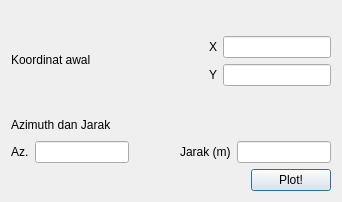
Above: sudut_jarak_dialog_base.ui from afifudinnudianto/plugin-sudut-jarak before the change. Below: the same form after it.
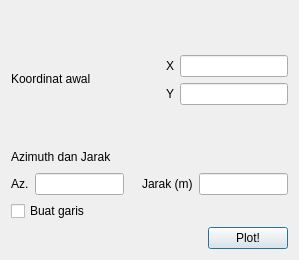
That is the form after the change. Custom widgets are drawn as their Qt base class.

Commit message: kodenya udah 80%

Patch:
```diff
--- a/sudut_jarak_dialog_base.ui
+++ b/sudut_jarak_dialog_base.ui
@@ -9,8 +9,8 @@
    <rect>
     <x>0</x>
     <y>0</y>
-    <width>342</width>
-    <height>202</height>
+    <width>299</width>
+    <height>260</height>
    </rect>
   </property>
   <property name="minimumSize">
@@ -33,8 +33,9 @@
   </property>
   <layout class="QGridLayout" name="gridLayout">
    <item row="0" column="0">
-    <layout class="QVBoxLayout" name="verticalLayout_3">
-     <item>
+    <widget class="QgsProjectionSelectionWidget" name="sistem_koordinat"/>
+   </item>
+   <item row="1" column="0">
       <layout class="QHBoxLayout" name="horizontalLayout_3">
        <item>
         <layout class="QVBoxLayout" name="verticalLayout">
@@ -80,7 +81,7 @@
          </property>
          <property name="sizeHint" stdset="0">
           <size>
-           <width>88</width>
+         <width>18</width>
            <height>20</height>
           </size>
          </property>
@@ -146,7 +147,7 @@
        </item>
       </layout>
      </item>
-     <item>
+   <item row="2" column="0">
       <layout class="QHBoxLayout" name="horizontalLayout_4">
        <item>
         <widget class="QLabel" name="label_4">
@@ -170,8 +171,8 @@
        </item>
       </layout>
      </item>
-     <item>
-      <layout class="QHBoxLayout" name="horizontalLayout_7">
+   <item row="3" column="0">
+    <layout class="QHBoxLayout" name="horizontalLayout_8">
        <item>
         <layout class="QHBoxLayout" name="horizontalLayout_5">
          <item>
@@ -193,7 +194,7 @@
          </property>
          <property name="sizeHint" stdset="0">
           <size>
-           <width>58</width>
+         <width>30</width>
            <height>13</height>
           </size>
          </property>
@@ -215,8 +216,15 @@
        </item>
       </layout>
      </item>
-     <item>
-      <layout class="QHBoxLayout" name="horizontalLayout_8">
+   <item row="4" column="0">
+    <widget class="QCheckBox" name="cek_garis">
+     <property name="text">
+      <string>Buat garis</string>
+     </property>
+    </widget>
+   </item>
+   <item row="5" column="0">
+    <layout class="QHBoxLayout" name="horizontalLayout_7">
        <item>
         <spacer name="horizontalSpacer_4">
          <property name="orientation">
@@ -224,7 +232,7 @@
          </property>
          <property name="sizeHint" stdset="0">
           <size>
-           <width>258</width>
+         <width>198</width>
            <height>20</height>
           </size>
          </property>
@@ -240,9 +248,14 @@
       </layout>
      </item>
     </layout>
-   </item>
-  </layout>
  </widget>
+ <customwidgets>
+  <customwidget>
+   <class>QgsProjectionSelectionWidget</class>
+   <extends>QWidget</extends>
+   <header>qgsprojectionselectionwidget.h</header>
+  </customwidget>
+ </customwidgets>
  <resources/>
  <connections/>
 </ui>
```
Lines whose indentation alone changed are shown as unchanged. The commit also changes 2 other files.
